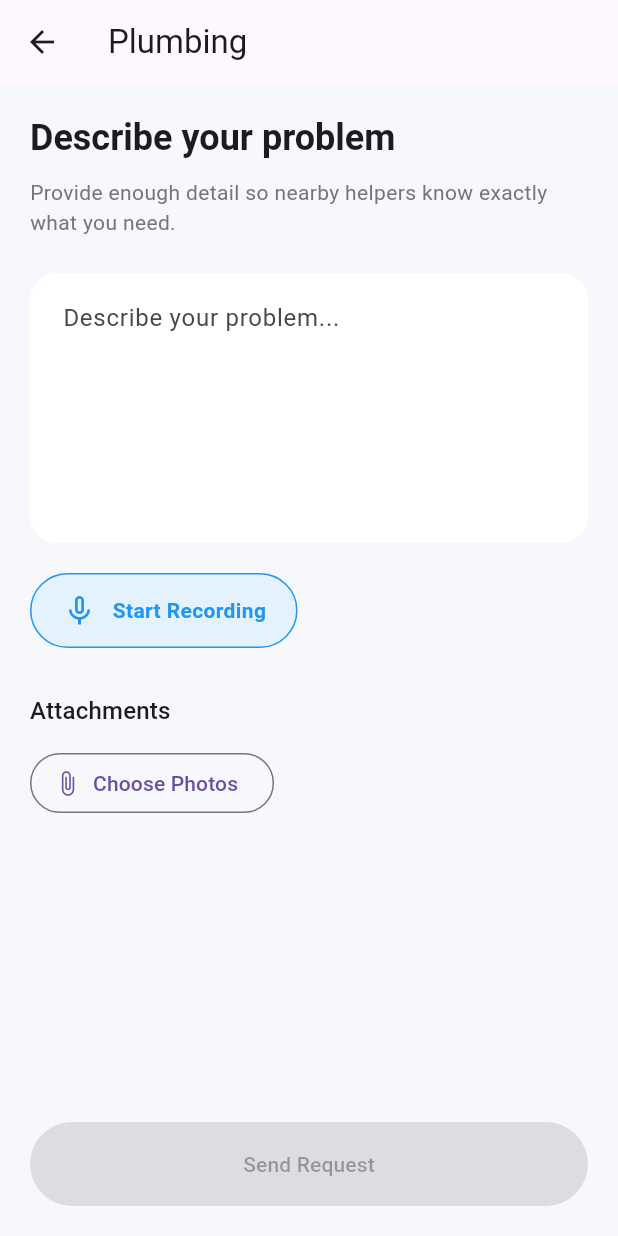
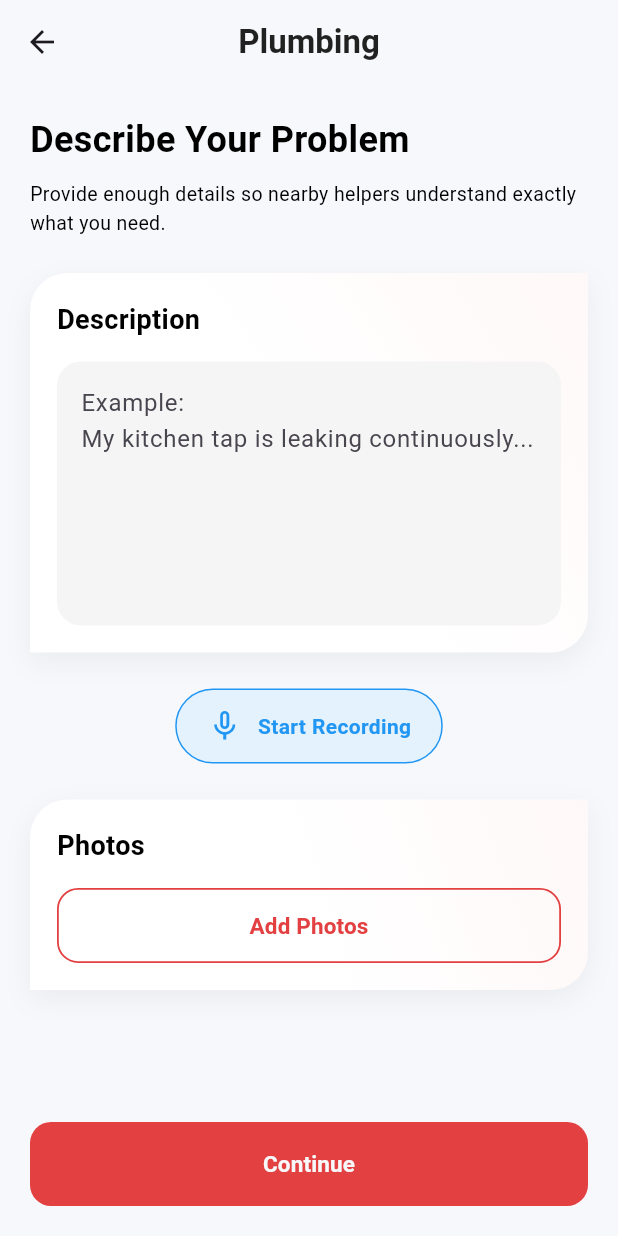
Before and after one commit to MANishS00/flutter_assignment, a Flutter app: the screen it shows after launch, after a tap on "Plumbing", on a phone screen of 412 x 824 dp. Run offline on Flutter 3.47's test engine with Material 3 defaults, Android fonts, the phone set to English and light mode, and no system bars; our stand-ins replace image_picker, lottie.

Commit message:
implement ui in description screen and, add const button

```diff
--- /dev/null
+++ b/lib/constants/AppButton.dart
@@ -0,0 +1,68 @@
+import 'package:bartr_app/constants/AppColors.dart';
+import 'package:flutter/material.dart';
+
+class AppButton extends StatelessWidget {
+  final String text;
+  final VoidCallback onPressed;
+  final bool isOutline;
+  final IconData? icon;
+  final double height;
+
+  const AppButton({
+    super.key,
+    required this.text,
+    required this.onPressed,
+    this.icon,
+    this.height = 50,
+  }) : isOutline = false;
+
+  const AppButton.outline({
+    super.key,
+    required this.text,
+    required this.onPressed,
+    this.icon,
+    this.height = 50,
+  }) : isOutline = true;
+
+  @override
+  Widget build(BuildContext context) {
+    final borderRadius = BorderRadius.circular(14);
+
+    if (isOutline) {
+      return SizedBox(
+        height: height,
+        child: OutlinedButton.icon(
+          onPressed: onPressed,
+          icon: icon != null ? Icon(icon, size: 20) : const SizedBox(),
+          label: Text(
+            text,
+            style: const TextStyle(fontWeight: FontWeight.w600, fontSize: 15),
+          ),
+          style: OutlinedButton.styleFrom(
+            foregroundColor: AppColors.primaryColor,
+            side: const BorderSide(color: AppColors.primaryColor, width: 1.2),
+            shape: RoundedRectangleBorder(borderRadius: borderRadius),
+          ),
+        ),
+      );
+    }
+
+    return SizedBox(
+      height: height,
+      child: ElevatedButton.icon(
+        onPressed: onPressed,
+        icon: icon != null ? Icon(icon, size: 20) : const SizedBox(),
+        label: Text(
+          text,
+          style: const TextStyle(fontWeight: FontWeight.w600, fontSize: 15),
+        ),
+        style: ElevatedButton.styleFrom(
+          backgroundColor: AppColors.primaryColor,
+          foregroundColor: AppColors.whiteColor,
+          elevation: 0,
+          shape: RoundedRectangleBorder(borderRadius: borderRadius),
+        ),
+      ),
+    );
+  }
+}
--- a/lib/constants/AppColors.dart
+++ b/lib/constants/AppColors.dart
@@ -4,7 +4,8 @@ class AppColors {
   AppColors._();
 
   static const Color whiteColor = Color(0xfff7f8fa);
-
+  static const Color blackColor = Color.fromARGB(255, 0, 0, 0);
+  static const Color primaryColor = Color(0xffe34041);
   static const LinearGradient primaryGradient = LinearGradient(
     begin: Alignment.topRight,
     end: Alignment.bottomLeft,
--- a/lib/features/Screen_2/describe_screen.dart
+++ b/lib/features/Screen_2/describe_screen.dart
@@ -1,5 +1,9 @@
 import 'dart:io';
 
+import 'package:bartr_app/constants/AppButton.dart';
+import 'package:bartr_app/constants/AppColors.dart';
+import 'package:bartr_app/constants/AppText.dart';
+import 'package:bartr_app/constants/GapExtension.dart';
 import 'package:bartr_app/features/Screen_1/CategoryModel.dart';
 import 'package:bartr_app/features/Screen_3/confirm_location_screen.dart';
 import 'package:flutter/material.dart';
@@ -16,32 +20,132 @@ class DescribeScreen extends StatefulWidget {
 
 class _DescribeScreenState extends State<DescribeScreen> {
   final TextEditingController _descriptionController = TextEditingController();
+  final ImagePicker picker = ImagePicker();
   List<XFile> selectedImages = [];
   bool isRecording = false;
-  final ImagePicker picker = ImagePicker();
-  File? image;
 
-  Future<void> pickImages() async {
+  Future<void> pickFromGallery() async {
     final images = await picker.pickMultiImage(imageQuality: 80);
 
     if (images.isNotEmpty) {
       setState(() {
-        selectedImages = images;
+        selectedImages = images.take(3).toList();
+      });
+
+      if (images.length > 3 && mounted) {
+        ScaffoldMessenger.of(context).showSnackBar(
+          const SnackBar(
+            content: Text("You can upload a maximum of 3 images."),
+          ),
+        );
+      }
+    }
+  }
+
+  Future<void> pickFromCamera() async {
+    if (selectedImages.length >= 3) {
+      ScaffoldMessenger.of(context).showSnackBar(
+        const SnackBar(content: Text("You can upload a maximum of 3 images.")),
+      );
+      return;
+    }
+
+    final image = await picker.pickImage(
+      source: ImageSource.camera,
+      imageQuality: 80,
+    );
+
+    if (image != null) {
+      setState(() {
+        selectedImages.add(image);
       });
     }
   }
 
+  void showImagePickerSheet() {
+    showModalBottomSheet(
+      context: context,
+      backgroundColor: Colors.white,
+      shape: const RoundedRectangleBorder(
+        borderRadius: BorderRadius.vertical(top: Radius.circular(24)),
+      ),
+      builder: (_) {
+        return SafeArea(
+          child: Padding(
+            padding: const EdgeInsets.all(20),
+            child: Column(
+              mainAxisSize: MainAxisSize.min,
+              children: [
+                Container(
+                  width: 45,
+                  height: 5,
+                  decoration: BoxDecoration(
+                    color: Colors.grey.shade300,
+                    borderRadius: BorderRadius.circular(20),
+                  ),
+                ),
+
+                20.gap,
+
+                AppText(
+                  text: "Upload Image",
+                  style: TextStyle(fontSize: 20, fontWeight: FontWeight.bold),
+                ),
+
+                8.gap,
+
+                AppText(
+                  text: "Choose how you'd like to add a photo.",
+                  textAlign: TextAlign.center,
+                  style: TextStyle(color: Colors.grey.shade600, fontSize: 14),
+                ),
+
+                28.gap,
+
+                Row(
+                  children: [
+                    Expanded(
+                      child: AppButton.outline(
+                        text: "Gallery",
+                        icon: Icons.photo_library_outlined,
+                        onPressed: () {
+                          Navigator.pop(context);
+                          pickFromGallery();
+                        },
+                      ),
+                    ),
+
+                    14.gap,
+
+                    Expanded(
+                      child: AppButton(
+                        text: "Camera",
+                        icon: Icons.camera_alt,
+                        onPressed: () {
+                          Navigator.pop(context);
+                          pickFromCamera();
+                        },
+                      ),
+                    ),
+                  ],
+                ),
+                10.gap,
+              ],
+            ),
+          ),
+        );
+      },
+    );
+  }
+
   Future<void> startRecording() async {
     if (isRecording) return;
-
     setState(() {
       isRecording = true;
     });
-
-    await Future.delayed(const Duration(seconds: 2));
-
-    _descriptionController.text = "I need help fixing a leaking tap.";
-
+    await Future.delayed(const Duration(seconds: 3));
+    _descriptionController.text =
+        "I need help fixing a leaking tap in my kitchen.";
     setState(() {
       isRecording = false;
     });
@@ -64,55 +168,96 @@ class _DescribeScreenState extends State<DescribeScreen> {
     super.dispose();
   }
 
+  Widget buildCard({required Widget child}) {
+    return Container(
+      width: double.infinity,
+      padding: const EdgeInsets.all(18),
+      decoration: BoxDecoration(
+        gradient: AppColors.primaryGradient,
+        borderRadius: BorderRadius.only(
+          topLeft: Radius.circular(25),
+          bottomRight: Radius.circular(25),
+        ),
+        boxShadow: [
+          BoxShadow(
+            color: Colors.black.withOpacity(.05),
+            blurRadius: 15,
+            offset: const Offset(0, 6),
+          ),
+        ],
+      ),
+      child: child,
+    );
+  }
+
   @override
   Widget build(BuildContext context) {
     return Scaffold(
       backgroundColor: const Color(0xffF7F8FC),
 
-      appBar: AppBar(title: Text(widget.category.title)),
+      appBar: AppBar(
+        elevation: 0,
+        backgroundColor: Colors.transparent,
+        centerTitle: true,
+        title: AppText(
+          text: widget.category.title,
+          fontWeight: FontWeight.bold,
+          color: Colors.black87,
+          fontSize: 22,
+        ),
+      ),
 
-      body: Padding(
+      body: SafeArea(
+        child: SingleChildScrollView(
           padding: const EdgeInsets.all(20),
+          child: Column(
+            children: [
+              Column(
+                crossAxisAlignment: CrossAxisAlignment.start,
+                children: [
+                  AppText(
+                    text: "Describe Your Problem",
+                    fontWeight: FontWeight.bold,
+                    fontSize: 24,
+                  ),
+                  10.gap,
+                  AppText(
+                    text:
+                        "Provide enough details so nearby helpers understand exactly what you need.",
+                    fontSize: 13,
+                  ),
+                ],
+              ),
+              24.gap,
+              buildCard(
                 child: Column(
                   crossAxisAlignment: CrossAxisAlignment.start,
                   children: [
-            Text(
-              "Describe your problem",
-              style: Theme.of(
-                context,
-              ).textTheme.headlineSmall?.copyWith(fontWeight: FontWeight.bold),
+                    AppText(
+                      text: "Description",
+                      fontWeight: FontWeight.bold,
+                      fontSize: 18,
                     ),
-
-            const SizedBox(height: 10),
-
-            Text(
-              "Provide enough detail so nearby helpers know exactly what you need.",
-              style: TextStyle(color: Colors.grey.shade600),
-            ),
-
-            const SizedBox(height: 24),
-
+                    15.gap,
                     TextField(
                       controller: _descriptionController,
                       maxLines: 6,
-              onChanged: (_) {
-                setState(() {});
-              },
                       decoration: InputDecoration(
-                hintText: "Describe your problem...",
+                        hintText:
+                            "Example:\nMy kitchen tap is leaking continuously...",
                         filled: true,
-                fillColor: Colors.white,
-
-                contentPadding: const EdgeInsets.all(18),
-
+                        fillColor: Colors.grey.shade100,
                         border: OutlineInputBorder(
-                  borderRadius: BorderRadius.circular(18),
+                          borderRadius: BorderRadius.circular(16),
                           borderSide: BorderSide.none,
                         ),
                       ),
                     ),
+                  ],
+                ),
+              ),
 
-            const SizedBox(height: 20),
+              24.gap,
 
               GestureDetector(
                 onTap: startRecording,
@@ -125,7 +270,9 @@ class _DescribeScreenState extends State<DescribeScreen> {
                   ),
 
                   decoration: BoxDecoration(
-                  color: isRecording ? Colors.red.shade50 : Colors.blue.shade50,
+                    color: isRecording
+                        ? Colors.red.shade50
+                        : Colors.blue.shade50,
 
                     borderRadius: BorderRadius.circular(50),
 
@@ -146,91 +293,109 @@ class _DescribeScreenState extends State<DescribeScreen> {
                         ),
                       ),
 
-                    const SizedBox(width: 10),
+                      10.gap,
 
-                    Text(
-                      isRecording ? "Recording..." : "Start Recording",
-                      style: TextStyle(
+                      AppText(
+                        text: isRecording ? "Recording..." : "Start Recording",
                         fontWeight: FontWeight.w600,
                         color: isRecording ? Colors.red : Colors.blue,
-                      ),
                       ),
                     ],
                   ),
                 ),
               ),
 
-            const SizedBox(height: 30),
+              24.gap,
 
-            Align(
-              alignment: Alignment.centerLeft,
-              child: Text(
-                "Attachments",
-                style: Theme.of(context).textTheme.titleMedium,
+              buildCard(
+                child: Column(
+                  crossAxisAlignment: CrossAxisAlignment.stretch,
+                  children: [
+                    AppText(
+                      text: "Photos",
+                      fontWeight: FontWeight.bold,
+                      fontSize: 18,
+                    ),
+                    15.gap,
+                    AppButton.outline(
+                      text: "Add Photos",
+                      onPressed: showImagePickerSheet,
+                    ),
+
+                    if (selectedImages.isNotEmpty) ...[
+                      20.gap,
+                      GridView.builder(
+                        shrinkWrap: true,
+                        physics: const NeverScrollableScrollPhysics(),
+                        itemCount: selectedImages.length,
+                        gridDelegate:
+                            const SliverGridDelegateWithFixedCrossAxisCount(
+                              crossAxisCount: 3,
+                              crossAxisSpacing: 12,
+                              mainAxisSpacing: 12,
+                            ),
+                        itemBuilder: (_, index) {
+                          return Stack(
+                            children: [
+                              ClipRRect(
+                                borderRadius: BorderRadius.circular(15),
+                                child: Image.file(
+                                  File(selectedImages[index].path),
+                                  width: double.infinity,
+                                  height: double.infinity,
+                                  fit: BoxFit.cover,
                                 ),
                               ),
-
-            const SizedBox(height: 12),
-
-            OutlinedButton.icon(
-              onPressed: pickImages,
-              icon: const Icon(Icons.attach_file),
-              label: const Text("Choose Photos"),
+                              Positioned(
+                                top: 5,
+                                right: 5,
+                                child: InkWell(
+                                  onTap: () {
+                                    setState(() {
+                                      selectedImages.removeAt(index);
+                                    });
+                                  },
+                                  child: Container(
+                                    decoration: const BoxDecoration(
+                                      color: Colors.red,
+                                      shape: BoxShape.circle,
                                     ),
-            if (selectedImages.isNotEmpty) ...[
-              const SizedBox(height: 16),
-
-              const Text(
-                "Selected Files",
-                style: TextStyle(fontWeight: FontWeight.bold),
-              ),
-
-              const SizedBox(height: 10),
-
-              ...selectedImages
-                  .take(3)
-                  .map(
-                    (file) => Padding(
-                      padding: const EdgeInsets.only(bottom: 6),
-                      child: Row(
-                        children: [
-                          const Icon(Icons.image, size: 18),
-
-                          const SizedBox(width: 8),
-
-                          Expanded(
-                            child: Text(
-                              file.name,
-                              overflow: TextOverflow.ellipsis,
+                                    padding: const EdgeInsets.all(4),
+                                    child: const Icon(
+                                      Icons.close,
+                                      size: 14,
+                                      color: AppColors.whiteColor,
                                     ),
                                   ),
+                                ),
+                              ),
+                            ],
+                          );
+                        },
+                      ),
+                    ],
+                  ],
+                ),
+              ),
+              100.gap,
             ],
           ),
         ),
       ),
 
-              if (selectedImages.length > 3)
-                Padding(
-                  padding: const EdgeInsets.only(left: 26),
-                  child: Text(
-                    "+${selectedImages.length - 3} more",
-                    style: const TextStyle(color: Colors.grey),
-                  ),
-                ),
-            ],
-
-            const SizedBox(height: 20),
-          ],
-        ),
-      ),
       bottomNavigationBar: SafeArea(
         minimum: const EdgeInsets.all(20),
         child: SizedBox(
           height: 56,
-          child: ElevatedButton(
-            onPressed: _descriptionController.text.trim().isEmpty
-                ? null
-                : () {
+          child: AppButton(
+            text: "Continue",
+            onPressed: () {
+              if (!canContinue) {
+                ScaffoldMessenger.of(context).showSnackBar(
+                  const SnackBar(content: Text("Please give description.")),
+                );
+                return;
+              }
               Navigator.push(
                 context,
                 MaterialPageRoute(
@@ -242,7 +407,6 @@ class _DescribeScreenState extends State<DescribeScreen> {
                 ),
               );
             },
-            child: const Text("Send Request"),
           ),
         ),
       ),
```
Lines whose indentation alone changed are shown as unchanged.
